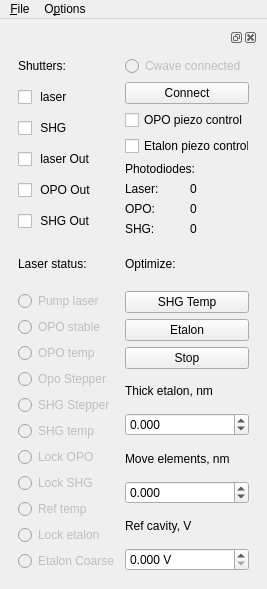
bbuusshh/scudi, file src/qudi/gui/cwave/cwave.ui: the form before one commit.
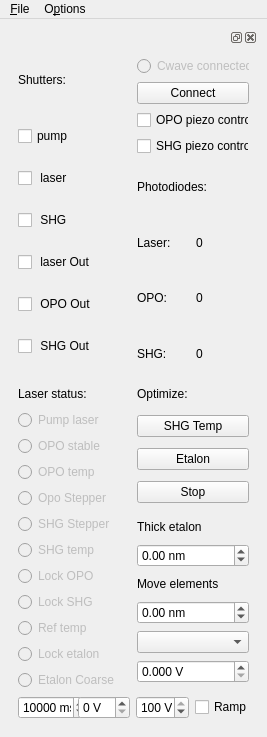
The form after the commit.

Commit message: control window

Patch:
```diff
--- a/src/qudi/gui/cwave/cwave.ui
+++ b/src/qudi/gui/cwave/cwave.ui
@@ -7,7 +7,7 @@
     <x>0</x>
     <y>0</y>
     <width>249</width>
-    <height>589</height>
+    <height>700</height>
    </rect>
   </property>
   <property name="sizePolicy">
@@ -50,7 +50,7 @@
       <property name="minimumSize">
        <size>
         <width>249</width>
-        <height>538</height>
+        <height>700</height>
        </size>
       </property>
       <property name="maximumSize">
@@ -61,8 +61,14 @@
       </property>
       <widget class="QWidget" name="controlDockWidgetContents">
        <layout class="QGridLayout" name="gridLayout_2">
-        <item row="0" column="0">
+        <item row="0" column="0" rowspan="2">
          <widget class="QLabel" name="label_laserandshutters">
+          <property name="maximumSize">
+           <size>
+            <width>16777215</width>
+            <height>20</height>
+           </size>
+          </property>
           <property name="text">
            <string>Shutters:</string>
           </property>
@@ -84,8 +90,22 @@
           </property>
          </widget>
         </item>
-        <item row="1" column="0" rowspan="3">
-         <layout class="QVBoxLayout" name="verticalLayout_11">
+        <item row="1" column="1">
+         <widget class="QPushButton" name="pushButton_connectCwave">
+          <property name="text">
+           <string>Connect</string>
+          </property>
+         </widget>
+        </item>
+        <item row="2" column="0" rowspan="2">
+         <layout class="QVBoxLayout" name="verticalLayout_10">
+          <item>
+           <widget class="QCheckBox" name="pump_checkBox">
+            <property name="text">
+             <string>pump</string>
+            </property>
+           </widget>
+          </item>
           <item>
            <widget class="QCheckBox" name="checkBox_shtter_las">
             <property name="enabled">
@@ -168,13 +188,6 @@
           </item>
          </layout>
         </item>
-        <item row="1" column="1">
-         <widget class="QPushButton" name="pushButton_connectCwave">
-          <property name="text">
-           <string>Connect</string>
-          </property>
-         </widget>
-        </item>
         <item row="2" column="1">
          <layout class="QVBoxLayout" name="verticalLayout_3">
           <item>
@@ -185,9 +198,9 @@
            </widget>
           </item>
           <item>
-           <widget class="QCheckBox" name="eta_lock_checkBox">
+           <widget class="QCheckBox" name="shg_lock_checkBox">
             <property name="text">
-             <string>Etalon piezo control</string>
+             <string>SHG piezo control</string>
             </property>
            </widget>
           </item>
@@ -248,6 +261,18 @@
         </item>
         <item row="4" column="0">
          <widget class="QLabel" name="label_15">
+          <property name="sizePolicy">
+           <sizepolicy hsizetype="Preferred" vsizetype="Minimum">
+            <horstretch>0</horstretch>
+            <verstretch>0</verstretch>
+           </sizepolicy>
+          </property>
+          <property name="maximumSize">
+           <size>
+            <width>16777215</width>
+            <height>20</height>
+           </size>
+          </property>
           <property name="text">
            <string>Laser status:</string>
           </property>
@@ -255,6 +280,18 @@
         </item>
         <item row="4" column="1">
          <widget class="QLabel" name="label_16">
+          <property name="sizePolicy">
+           <sizepolicy hsizetype="Preferred" vsizetype="Minimum">
+            <horstretch>0</horstretch>
+            <verstretch>0</verstretch>
+           </sizepolicy>
+          </property>
+          <property name="maximumSize">
+           <size>
+            <width>16777215</width>
+            <height>20</height>
+           </size>
+          </property>
           <property name="text">
            <string>Optimize:</string>
           </property>
@@ -524,8 +561,14 @@
          <layout class="QVBoxLayout" name="verticalLayout">
           <item>
            <widget class="QLabel" name="label_3">
+            <property name="maximumSize">
+             <size>
+              <width>16777215</width>
+              <height>20</height>
+             </size>
+            </property>
             <property name="text">
-             <string>Thick etalon, nm</string>
+             <string>Thick etalon</string>
             </property>
            </widget>
           </item>
@@ -540,8 +583,11 @@
             <property name="buttonSymbols">
              <enum>QAbstractSpinBox::UpDownArrows</enum>
             </property>
+            <property name="suffix">
+             <string> nm</string>
+            </property>
             <property name="decimals">
-             <number>3</number>
+             <number>2</number>
             </property>
             <property name="minimum">
              <double>-5.000000000000000</double>
@@ -550,14 +596,20 @@
              <double>5.000000000000000</double>
             </property>
             <property name="singleStep">
-             <double>0.001000000000000</double>
+             <double>0.010000000000000</double>
             </property>
            </widget>
           </item>
           <item>
            <widget class="QLabel" name="label_4">
+            <property name="maximumSize">
+             <size>
+              <width>16777215</width>
+              <height>20</height>
+             </size>
+            </property>
             <property name="text">
-             <string>Move elements, nm</string>
+             <string>Move elements</string>
             </property>
            </widget>
           </item>
@@ -572,8 +624,11 @@
             <property name="buttonSymbols">
              <enum>QAbstractSpinBox::UpDownArrows</enum>
             </property>
+            <property name="suffix">
+             <string> nm</string>
+            </property>
             <property name="decimals">
-             <number>3</number>
+             <number>2</number>
             </property>
             <property name="minimum">
              <double>-2.000000000000000</double>
@@ -582,19 +637,15 @@
              <double>2.000000000000000</double>
             </property>
             <property name="singleStep">
-             <double>0.001000000000000</double>
+             <double>0.010000000000000</double>
             </property>
            </widget>
           </item>
           <item>
-           <widget class="QLabel" name="label_5">
-            <property name="text">
-             <string>Ref cavity, V</string>
-            </property>
-           </widget>
+           <widget class="QComboBox" name="piezo_comboBox"/>
           </item>
           <item>
-           <widget class="QDoubleSpinBox" name="ref_cav_doubleSpinBox">
+           <widget class="QDoubleSpinBox" name="piezo_doubleSpinBox">
             <property name="suffix">
              <string> V</string>
             </property>
@@ -608,6 +659,77 @@
           </item>
          </layout>
         </item>
+        <item row="7" column="0" colspan="2">
+         <layout class="QHBoxLayout" name="horizontalLayout">
+          <item>
+           <widget class="QSpinBox" name="duration_spinBox">
+            <property name="sizePolicy">
+             <sizepolicy hsizetype="Preferred" vsizetype="Fixed">
+              <horstretch>0</horstretch>
+              <verstretch>0</verstretch>
+             </sizepolicy>
+            </property>
+            <property name="minimumSize">
+             <size>
+              <width>70</width>
+              <height>0</height>
+             </size>
+            </property>
+            <property name="maximumSize">
+             <size>
+              <width>100</width>
+              <height>16777215</height>
+             </size>
+            </property>
+            <property name="suffix">
+             <string> ms</string>
+            </property>
+            <property name="minimum">
+             <number>1</number>
+            </property>
+            <property name="maximum">
+             <number>60000</number>
+            </property>
+            <property name="value">
+             <number>10000</number>
+            </property>
+           </widget>
+          </item>
+          <item>
+           <widget class="QSpinBox" name="start_spinBox">
+            <property name="suffix">
+             <string> V</string>
+            </property>
+            <property name="maximum">
+             <number>90</number>
+            </property>
+           </widget>
+          </item>
+          <item>
+           <widget class="QSpinBox" name="stop_spinBox">
+            <property name="suffix">
+             <string> V</string>
+            </property>
+            <property name="minimum">
+             <number>10</number>
+            </property>
+            <property name="maximum">
+             <number>100</number>
+            </property>
+            <property name="value">
+             <number>100</number>
+            </property>
+           </widget>
+          </item>
+          <item>
+           <widget class="QCheckBox" name="ramp_checkBox">
+            <property name="text">
+             <string>Ramp</string>
+            </property>
+           </widget>
+          </item>
+         </layout>
+        </item>
        </layout>
       </widget>
      </widget>
```
The commit also changes 5 other files.
